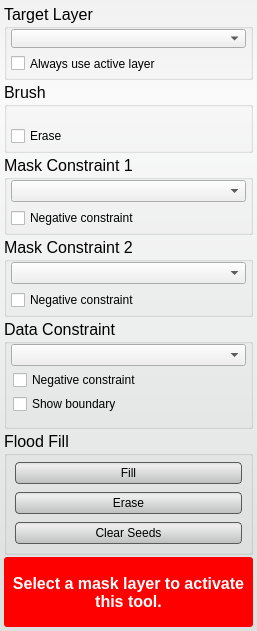
First picture: the form in src/Interface/ToolInterface/PaintToolInterface.ui, repository SCIInstitute/Seg3D, before the edit.
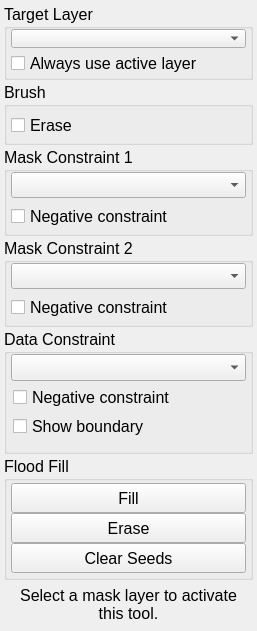
Second picture: the form after the edit. Custom widgets are drawn as their Qt base class.

```diff
--- a/src/Interface/ToolInterface/PaintToolInterface.ui
+++ b/src/Interface/ToolInterface/PaintToolInterface.ui
@@ -24,33 +24,6 @@
   <property name="windowTitle">
    <string>Paint Tool</string>
   </property>
-  <property name="styleSheet">
-   <string notr="true">QWidget#PaintToolInterface{
-  border-radius: 3px;
-  background-color: qlineargradient(spread:pad, x1:0.5, y1:0, x2:0.5, y2:0.960227, stop:0 rgba(241, 241, 241, 255), stop:0.155779 rgba(250, 250, 250, 255), stop:1 rgba(222, 224, 224, 255));       
-}
-
-QPushButton{
-  background-color: qlineargradient(spread:pad, x1:0.5, y1:0, x2:0.5, y2:0.960227, stop:0 rgba(221, 221, 221, 255), stop:0.155779 rgba(238, 238, 238, 255), stop:1 rgba(192, 194, 194, 255));
-  border-radius: 4px;
-  border: 1px solid rgb(90, 90, 90);
-  margin:4px;
-}
-
-QPushButton:hover{
-  background-color: qlineargradient(spread:pad, x1:0.5, y1:0, x2:0.5, y2:1, stop:0 rgba(195, 195, 195, 255), stop:0.253769 rgba(206, 206, 206, 255), stop:1 rgba(185, 185, 185, 255));
-  border-radius: 4px;
-  border: 1px solid rgb(90, 90, 90);
-  margin:4px;
-}
-
-QPushButton:pressed{
-  background-color: qlineargradient(spread:pad, x1:0.5, y1:0, x2:0.5, y2:1, stop:0 rgba(150, 150, 150, 255), stop:0.753769 rgba(206, 206, 206, 255), stop:1 rgba(185, 185, 185, 255));
-  border-radius: 4px;
-  border: 1px solid rgb(90, 90, 90);
-  margin:4px;
-}</string>
-  </property>
   <layout class="QVBoxLayout" name="verticalLayout">
    <property name="spacing">
     <number>2</number>
@@ -523,17 +496,6 @@
        <height>32</height>
       </size>
      </property>
-     <property name="styleSheet">
-      <string notr="true">QLabel#message_{
-  color: white;
-  font: bold;
-}
-
-QWidget#message_alert_{
-  border-radius: 3px;
-  background-color: red;
-}</string>
-     </property>
      <layout class="QHBoxLayout" name="horizontalLayout_6">
       <property name="spacing">
        <number>0</number>
```
